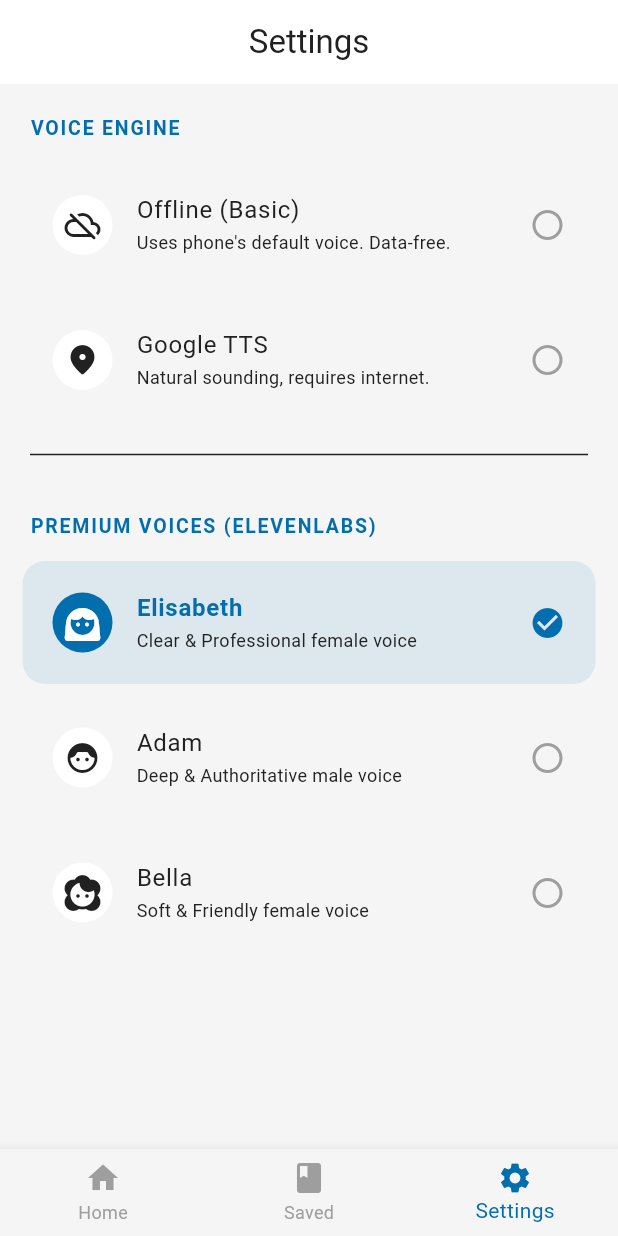
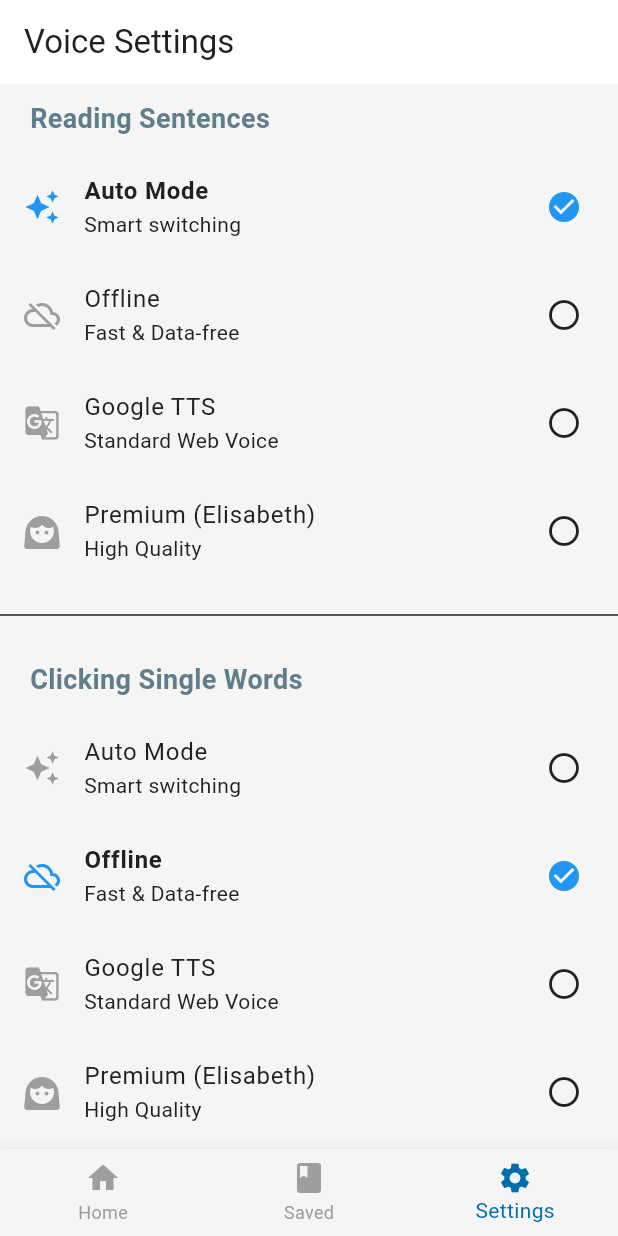
Before and after one commit to ktahmd/screen_reader, a Flutter app: the screen it shows after launch, item 3 of the bottom bar chosen, on a phone screen of 412 x 824 dp. Run offline on Flutter 3.47's test engine with Material 3 defaults, Android fonts, the phone set to English and light mode, and no system bars; our stand-ins replace audioplayers, connectivity_plus, flutter_tts, fluttertoast, shared_preferences; missing offline and left inert: circle_flags, flutter_overlay_window, google_mlkit_text_recognition, translator.

Commit message:
Add two modes  (isword, standard

```diff
--- a/lib/core/providers/settings_provider.dart
+++ b/lib/core/providers/settings_provider.dart
@@ -1,39 +1,53 @@
-
 import 'package:flutter/material.dart';
 import 'package:flutter_overlay_window/flutter_overlay_window.dart';
 import 'package:shared_preferences/shared_preferences.dart';
 import '../services/tts_service.dart';
 
 class SettingsProvider extends ChangeNotifier {
-  TtsVoiceMode _currentTtsMode = TtsVoiceMode.elisabeth;
-  TtsVoiceMode get currentTtsMode => _currentTtsMode;
+  TtsVoiceMode _sentenceMode = TtsVoiceMode.auto;
+  TtsVoiceMode _wordMode = TtsVoiceMode.offline;
+
+  TtsVoiceMode get sentenceMode => _sentenceMode;
+  TtsVoiceMode get wordMode => _wordMode;
 
   SettingsProvider() {
-    _loadFromDisk();
+    _loadSettings();
   }
 
-  Future<void> _loadFromDisk() async {
+  Future<void> _loadSettings() async {
     final prefs = await SharedPreferences.getInstance();
-    int index = prefs.getInt('tts_mode_index') ?? TtsVoiceMode.elisabeth.index;
-    _currentTtsMode = TtsVoiceMode.values[index];
-    TtsService.currentMode = _currentTtsMode;
+    _sentenceMode = TtsVoiceMode.values[prefs.getInt('sentence_mode') ?? 0];
+    _wordMode = TtsVoiceMode
+        .values[prefs.getInt('word_mode') ?? 1]; // Default word to offline
+
+    // Sync to Service
+    TtsService.sentenceMode = _sentenceMode;
+    TtsService.wordMode = _wordMode;
     notifyListeners();
   }
 
-  Future<void> setTtsMode(TtsVoiceMode mode) async {
-    _currentTtsMode = mode;
-    TtsService.currentMode = mode;
+  Future<void> updateMode(TtsVoiceMode mode, bool isWordSetting) async {
+    try {
+      final prefs = await SharedPreferences.getInstance();
+      if (isWordSetting) {
+        _wordMode = mode;
+        TtsService.wordMode = mode;
+        await prefs.setInt('word_mode', mode.index);
+      } else {
+        _sentenceMode = mode;
+        TtsService.sentenceMode = mode;
+        await prefs.setInt('sentence_mode', mode.index);
+      }
 
-    // Save to Disk
-    final prefs = await SharedPreferences.getInstance();
-    await prefs.setInt('tts_mode_index', mode.index);
-
-    // Notify Overlay UI
-    await FlutterOverlayWindow.shareData({
-      'action': 'update_tts_mode',
-      'mode_index': mode.index,
-    });
-
-    notifyListeners();
+      // Ping Overlay
+      await FlutterOverlayWindow.shareData({
+        'action': 'update_tts_modes',
+        'sentence_index': _sentenceMode.index,
+        'word_index': _wordMode.index,
+      });
+      notifyListeners();
+    } catch (e) {
+      debugPrint("❌ Failed to send TTS mode update to overlay: $e");
+    }
   }
 }
--- a/lib/core/services/tts_service.dart
+++ b/lib/core/services/tts_service.dart
@@ -12,17 +12,15 @@
 
 enum AppTtsState { idle, loading, playing, paused }
 
-enum TtsVoiceMode { offline, google, adam, bella, elisabeth }
+// Added 'auto' to the modes
+enum TtsVoiceMode { auto, offline, google, adam, bella, elisabeth }
 
 class TtsService {
   static final AudioPlayer _audioPlayer = AudioPlayer();
   static final FlutterTts _flutterTts = FlutterTts();
   static final Connectivity _connectivity = Connectivity();
 
-  static TtsVoiceMode currentMode = TtsVoiceMode.elisabeth;
-
-  static ValueNotifier<AppTtsState> stateNotifier =
-      ValueNotifier(AppTtsState.idle);
+  static ValueNotifier<AppTtsState> stateNotifier = ValueNotifier(AppTtsState.idle);
 
   static bool _isProcessing = false;
   static bool _isUsingAudioPlayer = false;
@@ -33,6 +31,10 @@
   static bool _isReadingGoogle = false;
 
   static String _lastSpokenText = "";
+
+  // The two independent settings
+  static TtsVoiceMode sentenceMode = TtsVoiceMode.auto;
+  static TtsVoiceMode wordMode = TtsVoiceMode.offline;
 
   static const Map<TtsVoiceMode, String> _voiceIds = {
     TtsVoiceMode.adam: "pNInz6obpgDQGcFmaJgB",
@@ -48,13 +50,6 @@
     });
 
     await _flutterTts.awaitSpeakCompletion(true);
-
-    // _flutterTts.setCompletionHandler(() {
-    //   _isPlaying = false;
-    //   _isUsingAudioPlayer = false;
-    //   stateNotifier.value = AppTtsState.idle;
-    // });
-
     await _flutterTts.setLanguage("en-US");
     await _flutterTts.setSpeechRate(0.5);
   }
@@ -68,13 +63,13 @@
 
   static String _normalize(String text) => text.trim();
 
-  // ================= MAIN SPEAK =================
+  // ================= MAIN SPEAK (ROUTER) =================
 
-  static Future<void> speak(String text) async {
+  static Future<void> speak(String text, {required bool isWord}) async {
     if (text.trim().isEmpty) return;
 
     if (stateNotifier.value == AppTtsState.paused) {
-      await resume();
+      await resume(isWord: isWord);
       return;
     }
 
@@ -82,12 +77,14 @@
 
     _isProcessing = true;
     _lastSpokenText = text;
-
     stateNotifier.value = AppTtsState.loading;
 
     final normalized = _normalize(text.toLowerCase());
-    debugPrint("🔊 TTS Request: $currentMode");
-    debugPrint("🌐 TTS Mode: $currentMode ");
+
+    // 1. Determine which mode setting to use based on the isWord flag
+    TtsVoiceMode activeMode = isWord ? wordMode : sentenceMode;
+
+    debugPrint("🔊 TTS Request: isWord=$isWord | Active Mode=$activeMode");
 
     try {
       await _audioPlayer.stop();
@@ -95,68 +92,69 @@
 
       bool online = await isOnline();
 
-      if (!online || currentMode == TtsVoiceMode.offline) {
+      // 2. Global Offline Check & Toast
+      if (!online && activeMode != TtsVoiceMode.offline) {
+        Fluttertoast.showToast(
+          msg: "No Internet Connection. Using Offline mode.",
+          toastLength: Toast.LENGTH_SHORT,
+          backgroundColor: Colors.black87,
+          textColor: Colors.white,
+        );
         await _speakOffline(normalized);
         return;
       }
 
+      // 3. Clean Routing to the correct function
+      if (activeMode == TtsVoiceMode.auto) {
+        await _speakAutoMode(normalized);
+      } else {
+        await _routeSpecificMode(normalized, activeMode);
+      }
 
-      // if (normalized.split(' ').length <= 20) {
-      //   await _speakOffline(normalized);
-      // } else
-      if (currentMode == TtsVoiceMode.google) {
-        await _speakGoogleWeb(normalized);
-      } else {
-        await _speakElevenLabs(normalized);
-      }
     } catch (e) {
       debugPrint("TTS error: $e");
+      Fluttertoast.showToast(msg: "Error occurred. Falling back to Offline.");
       await _speakOffline(normalized);
     } finally {
       _isProcessing = false;
     }
   }
 
-  // ================= PAUSE / RESUME =================
+  // ================= ROUTING FUNCTIONS =================
 
-  static Future<void> pause() async {
-    if (_isUsingAudioPlayer) {
-      await _audioPlayer.pause();
+  static Future<void> _speakAutoMode(String text) async {
+    final wordCount = text.split(RegExp(r'\s+')).length;
+
+    if (wordCount <= 20) {
+      // Small texts are fast, use Offline to save time/API credits
+      await _speakOffline(text);
     } else {
-      await _flutterTts.stop();
-      stateNotifier.value = AppTtsState.idle;
+      // Long paragraphs use premium voice
+      await _speakElevenLabs(text, TtsVoiceMode.elisabeth);
     }
-
-    stateNotifier.value = AppTtsState.paused;
   }
 
-  static Future<void> resume() async {
-    if (_isUsingAudioPlayer) {
-      await _audioPlayer.resume();
-      stateNotifier.value = AppTtsState.playing;
+  static Future<void> _routeSpecificMode(String text, TtsVoiceMode mode) async {
+    if (mode == TtsVoiceMode.offline) {
+      await _speakOffline(text);
+    } else if (mode == TtsVoiceMode.google) {
+      await _speakGoogleWeb(text);
     } else {
-      // Offline = restart, not resume
-      if (_lastSpokenText.isNotEmpty) {
-        await speak(_lastSpokenText);
-      }
+      // It's one of the ElevenLabs premium voices
+      await _speakElevenLabs(text, mode);
     }
   }
 
   // ================= ELEVENLABS =================
 
-  static Future<void> _speakElevenLabs(String text) async {
+  static Future<void> _speakElevenLabs(String text, TtsVoiceMode voice) async {
     _isUsingAudioPlayer = true;
     _isPlaying = true;
 
-    final voiceId = _voiceIds[currentMode] ?? _voiceIds[TtsVoiceMode.bella]!;
-
-    final normalized = _normalize(text).toLowerCase();
+    final voiceId = _voiceIds[voice] ?? _voiceIds[TtsVoiceMode.bella]!;
 
     // 🔥 UNIQUE HASH (text + voice)
-    final hash = sha256
-        .convert(utf8.encode(normalized + currentMode.toString()))
-        .toString();
-
+    final hash = sha256.convert(utf8.encode(text + voice.toString())).toString();
     final dir = await getTemporaryDirectory();
     final file = File('${dir.path}/$hash.mp3');
 
@@ -185,16 +183,16 @@
       );
 
       if (response.statusCode == 200) {
-        // ✅ SAVE TO CACHE
         await file.writeAsBytes(response.bodyBytes);
-
         stateNotifier.value = AppTtsState.playing;
         await _audioPlayer.play(DeviceFileSource(file.path));
       } else {
+        Fluttertoast.showToast(msg: "API Quota Exceeded. Falling back to Google TTS.");
         await _speakGoogleWeb(text);
       }
     } catch (e) {
       debugPrint("ElevenLabs failed: $e");
+      Fluttertoast.showToast(msg: "ElevenLabs API Failed. Falling back to Google TTS.");
       await _speakGoogleWeb(text);
     }
   }
@@ -203,12 +201,10 @@
 
   static Future<void> _speakGoogleWeb(String text) async {
     _isUsingAudioPlayer = true;
-
     _googleChunks = _splitIntoSentences(text);
     _currentChunkIndex = 0;
     _isReadingGoogle = true;
     _isPlaying = true;
-
     stateNotifier.value = AppTtsState.playing;
 
     await _playNextGoogleChunk();
@@ -220,46 +216,66 @@
     final chunk = _googleChunks[_currentChunkIndex];
 
     try {
-      final url =
-          "https://translate.google.com/translate_tts?ie=UTF-8&tl=en-US&client=tw-ob&q=${Uri.encodeComponent(chunk)}";
-
+      final url = "https://translate.google.com/translate_tts?ie=UTF-8&tl=en-US&client=tw-ob&q=${Uri.encodeComponent(chunk)}";
       await _audioPlayer.stop();
       await _audioPlayer.play(UrlSource(url));
     } catch (e) {
       debugPrint("Google chunk error: $e");
+      Fluttertoast.showToast(msg: "Google TTS Failed. Falling back to Offline.");
       await _speakOffline(chunk);
     }
   }
 
-  // 🔥 SINGLE SOURCE OF TRUTH FOR COMPLETION
-
   // ================= OFFLINE =================
 
   static Future<void> _speakOffline(String text) async {
-    _isUsingAudioPlayer = false;
+    _isUsingAudioPlayer = false; // Force flag to false
     _isPlaying = true;
-
-    stateNotifier.value = AppTtsState.playing;
 
     try {
       await _flutterTts.stop();
+      stateNotifier.value = AppTtsState.playing;
       await _flutterTts.awaitSpeakCompletion(true);
       await _flutterTts.speak(text);
+
       _isPlaying = false;
       stateNotifier.value = AppTtsState.idle;
     } catch (e) {
       debugPrint("Offline TTS error: $e");
+      _isPlaying = false;
       stateNotifier.value = AppTtsState.idle;
     }
   }
 
-  // ================= STOP =================
+  // ================= PAUSE / RESUME / STOP =================
+
+  static Future<void> pause() async {
+    if (_isUsingAudioPlayer) {
+      await _audioPlayer.pause();
+      stateNotifier.value = AppTtsState.paused;
+    } else {
+      await _flutterTts.stop();
+      stateNotifier.value = AppTtsState.paused; // Fake pause
+    }
+  }
+
+  static Future<void> resume({required bool isWord}) async {
+    if (_isUsingAudioPlayer) {
+      await _audioPlayer.resume();
+      stateNotifier.value = AppTtsState.playing;
+    } else {
+      // Since we had to stop FlutterTTS, on resume we MUST restart it
+      if (_lastSpokenText.isNotEmpty) {
+        stateNotifier.value = AppTtsState.loading;
+        await speak(_lastSpokenText, isWord: isWord);
+      }
+    }
+  }
 
   static Future<void> stop() async {
     _isReadingGoogle = false;
     _lastSpokenText = "";
     _isPlaying = false;
-
     stateNotifier.value = AppTtsState.idle;
 
     try {
@@ -272,7 +288,6 @@
   static void _handleAudioComplete() {
     if (_isReadingGoogle) {
       _currentChunkIndex++;
-
       if (_currentChunkIndex < _googleChunks.length) {
         _playNextGoogleChunk();
         return;
@@ -280,15 +295,11 @@
         _isReadingGoogle = false;
       }
     }
-
     _isPlaying = false;
     stateNotifier.value = AppTtsState.idle;
   }
 
   static List<String> _splitIntoSentences(String text) {
-    return text
-        .split(RegExp(r'(?<=[.!?])\s+'))
-        .where((s) => s.isNotEmpty)
-        .toList();
+    return text.split(RegExp(r'(?<=[.!?])\s+')).where((s) => s.isNotEmpty).toList();
   }
 }
--- a/lib/features/settings/settings_screen.dart
+++ b/lib/features/settings/settings_screen.dart
@@ -8,137 +8,52 @@
 
   @override
   Widget build(BuildContext context) {
-    // watch allows the UI to rebuild when setTtsMode is called
-    final settingsProvider = context.watch<SettingsProvider>();
-    final theme = Theme.of(context);
+    final settings = context.watch<SettingsProvider>();
 
     return Scaffold(
-      appBar: AppBar(
-        title: const Text("Settings"),
-        centerTitle: true,
-      ),
-      body: ListView(
-        physics: const BouncingScrollPhysics(),
-        children: [
-          _buildSectionHeader(context, "Voice Engine"),
-          _buildTtsTile(
-            context,
-            title: "Offline (Basic)",
-            subtitle: "Uses phone's default voice. Data-free.",
-            mode: TtsVoiceMode.offline,
-            currentMode: settingsProvider.currentTtsMode,
-            icon: Icons.cloud_off_rounded,
-          ),
-          _buildTtsTile(
-            context,
-            title: "Google TTS",
-            subtitle: "Natural sounding, requires internet.",
-            mode: TtsVoiceMode.google,
-            currentMode: settingsProvider.currentTtsMode,
-            icon: Icons.fmd_good_rounded,
-          ),
+      appBar: AppBar(title: const Text("Voice Settings")),
+      body: CustomScrollView(
+        slivers: [
+          SliverToBoxAdapter(child: _buildHeader("Reading Sentences")),
+          _buildEngineList(context, settings.sentenceMode, false),
 
-          const Padding(
-            padding: EdgeInsets.symmetric(horizontal: 20, vertical: 10),
-            child: Divider(thickness: 1),
-          ),
+          const SliverToBoxAdapter(child: Divider(height: 40)),
 
-          _buildSectionHeader(context, "Premium Voices (ElevenLabs)"),
-          _buildTtsTile(
-            context,
-            title: "Elisabeth",
-            subtitle: "Clear & Professional female voice",
-            mode: TtsVoiceMode.elisabeth,
-            currentMode: settingsProvider.currentTtsMode,
-            icon: Icons.face_3_rounded,
-          ),
-          _buildTtsTile(
-            context,
-            title: "Adam",
-            subtitle: "Deep & Authoritative male voice",
-            mode: TtsVoiceMode.adam,
-            currentMode: settingsProvider.currentTtsMode,
-            icon: Icons.face_6_rounded,
-          ),
-          _buildTtsTile(
-            context,
-            title: "Bella",
-            subtitle: "Soft & Friendly female voice",
-            mode: TtsVoiceMode.bella,
-            currentMode: settingsProvider.currentTtsMode,
-            icon: Icons.face_2_rounded,
-          ),
+          SliverToBoxAdapter(child: _buildHeader("Clicking Single Words")),
+          _buildEngineList(context, settings.wordMode, true),
+
+          const SliverPadding(padding: EdgeInsets.only(bottom: 40)),
         ],
       ),
     );
   }
 
-  Widget _buildSectionHeader(BuildContext context, String title) {
+  Widget _buildHeader(String title) {
     return Padding(
-      padding: const EdgeInsets.fromLTRB(20, 20, 20, 10),
-      child: Text(
-        title.toUpperCase(),
-        style: TextStyle(
-          color: Theme.of(context).colorScheme.primary,
-          fontWeight: FontWeight.bold,
-          fontSize: 13,
-          letterSpacing: 1.2,
-        ),
-      ),
+      padding: const EdgeInsets.symmetric(horizontal: 20, vertical: 10),
+      child: Text(title, style: const TextStyle(fontSize: 18, fontWeight: FontWeight.bold, color: Colors.blueGrey)),
     );
   }
 
-  Widget _buildTtsTile(
-    BuildContext context, {
-    required String title,
-    required String subtitle,
-    required TtsVoiceMode mode,
-    required TtsVoiceMode currentMode,
-    required IconData icon,
-  }) {
-    final isSelected = mode == currentMode;
-    final theme = Theme.of(context);
+  Widget _buildEngineList(BuildContext context, TtsVoiceMode current, bool isWord) {
+    return SliverList(
+      delegate: SliverChildListDelegate([
+        _cuteTile(context, "Auto Mode", "Smart switching", Icons.auto_awesome, TtsVoiceMode.auto, current, isWord),
+        _cuteTile(context, "Offline", "Fast & Data-free", Icons.cloud_off, TtsVoiceMode.offline, current, isWord),
+        _cuteTile(context, "Google TTS", "Standard Web Voice", Icons.g_translate, TtsVoiceMode.google, current, isWord),
+        _cuteTile(context, "Premium (Elisabeth)", "High Quality", Icons.face_3, TtsVoiceMode.elisabeth, current, isWord),
+      ]),
+    );
+  }
 
-    return Container(
-      margin: const EdgeInsets.symmetric(horizontal: 15, vertical: 4),
-      decoration: BoxDecoration(
-        color: isSelected
-            ? theme.colorScheme.primary.withOpacity(0.1)
-            : Colors.transparent,
-        borderRadius: BorderRadius.circular(15),
-      ),
-      child: ListTile(
-        contentPadding: const EdgeInsets.symmetric(horizontal: 20, vertical: 5),
-        leading: Container(
-          padding: const EdgeInsets.all(8),
-          decoration: BoxDecoration(
-            color: isSelected ? theme.colorScheme.primary : theme.colorScheme.surfaceVariant,
-            shape: BoxShape.circle,
-          ),
-          child: Icon(
-            icon,
-            color: isSelected ? Colors.white : theme.colorScheme.onSurfaceVariant,
-            size: 24,
-          ),
-        ),
-        title: Text(
-          title,
-          style: TextStyle(
-            fontWeight: isSelected ? FontWeight.bold : FontWeight.normal,
-            color: isSelected ? theme.colorScheme.primary : null,
-          ),
-        ),
-        subtitle: Text(
-          subtitle,
-          style: const TextStyle(fontSize: 12),
-        ),
-        trailing: isSelected
-            ? Icon(Icons.check_circle, color: theme.colorScheme.primary)
-            : const Icon(Icons.circle_outlined, color: Colors.grey),
-        onTap: () {
-          context.read<SettingsProvider>().setTtsMode(mode);
-        },
-      ),
+  Widget _cuteTile(BuildContext context, String title, String sub, IconData icon, TtsVoiceMode mode, TtsVoiceMode current, bool isWord) {
+    final isSelected = mode == current;
+    return ListTile(
+      leading: Icon(icon, color: isSelected ? Colors.blue : Colors.grey),
+      title: Text(title, style: TextStyle(fontWeight: isSelected ? FontWeight.bold : FontWeight.normal)),
+      subtitle: Text(sub),
+      trailing: isSelected ? const Icon(Icons.check_circle, color: Colors.blue) : const Icon(Icons.circle_outlined),
+      onTap: () => context.read<SettingsProvider>().updateMode(mode, isWord),
     );
   }
 }
```
Also changed, not shown: lib/main.dart (+9 -4 lines), lib/overlay/overlay.dart (+22 -7 lines).
